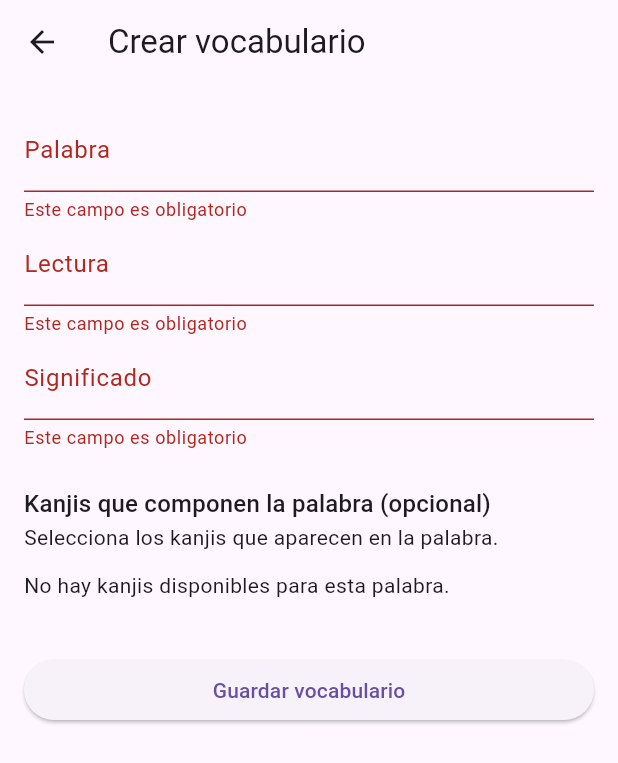
After one commit to davidMV2002/kjstudy, a Flutter app: the Crearvocabularioview screen opened by its route, after a tap on "Guardar vocabulario", on a phone screen of 412 x 824 dp. The commit adds this screen. Shown: the top 763 px of the screen. Run offline on Flutter 3.47's test engine with Material 3 defaults, Android fonts, the phone set to English and light mode, and no system bars; our stand-ins replace cloud_firestore, firebase_auth, firebase_core, google_sign_in; accounts and stored records are empty.

Commit message:
Añadida la lista de vocabulario propio con opcion a añadir nuevos vocabularios

```diff
--- a/lib/AppRoutes.dart
+++ b/lib/AppRoutes.dart
@@ -13,4 +13,7 @@ abstract final class AppRoutes {
   static const busqueda = '/BusquedaView';
   static const misKanjis = '/MisKanjisListView';
   static const crearKanji = '/CrearKanjiView';
+  static const perfilView = '/PerfilView';
+  static const crearVocabulario = '/CrearVocabularioView';
+  static const miVocabulario = '/MiVocabularioListView';
 }
--- a/lib/MyApp.dart
+++ b/lib/MyApp.dart
@@ -1,13 +1,16 @@
 import 'package:flutter/material.dart';
 import 'package:kjstudy/views/BusquedaView.dart';
 import 'package:kjstudy/views/CrearKanjiView.dart';
+import 'package:kjstudy/views/CrearVocabularioView.dart';
 import 'package:kjstudy/views/KanjiDetailView.dart';
 import 'package:kjstudy/views/OnBoardingView.dart';
+import 'package:kjstudy/views/PerfilView.dart';
 import 'package:kjstudy/views/VocabularioDetailView.dart';
 import 'package:kjstudy/views/credenciales/CrearPerfilView.dart';
 import 'package:kjstudy/views/credenciales/LoginView.dart';
 import 'package:kjstudy/views/credenciales/RegisterView.dart';
 import 'package:kjstudy/views/listas/MisKanjisListView.dart';
+import 'package:kjstudy/views/listas/MiVocabularioListView.dart';
 
 import 'AppRoutes.dart';
 import 'views/HomeView.dart';
@@ -38,6 +41,9 @@ class MyApp extends StatelessWidget {
         AppRoutes.busqueda: (context) => Busquedaview(),
         AppRoutes.misKanjis: (context) => Miskanjislistview(),
         AppRoutes.crearKanji: (context) => Crearkanjiview(),
+        AppRoutes.perfilView: (context) => Perfilview(),
+        AppRoutes.crearVocabulario: (context) => Crearvocabularioview(),
+        AppRoutes.miVocabulario: (context) => const MiVocabularioListView(),
       },
       home: const Onboardingview(),
     );
--- a/lib/admin/FirebaseAdmin.dart
+++ b/lib/admin/FirebaseAdmin.dart
@@ -35,6 +35,13 @@ class Firebaseadmin {
 
   CollectionReference<Vocabulario> get vocabulario => db
       .collection('vocabulario')
+      .withConverter<Vocabulario>(
+        fromFirestore: Vocabulario.fromFirestore,
+        toFirestore: (palabra, _) => palabra.toFirestore(),
+      );
+
+  CollectionReference<Vocabulario> get miVocabulario => db
+      .collection('perfil/${fa.currentUser!.uid}/vocabulariopropio')
       .withConverter<Vocabulario>(
         fromFirestore: Vocabulario.fromFirestore,
         toFirestore: (palabra, _) => palabra.toFirestore(),
@@ -84,6 +91,14 @@ class Firebaseadmin {
   Future<Vocabulario?> descargarVocabulario(String id) async =>
       (await vocabulario.doc(id).get()).data();
 
+  Future<void> crearVocabulario(Vocabulario palabra) async {
+    await miVocabulario.add(palabra);
+  }
+
+  Future<List<Vocabulario>> verMiVocabulario() async =>
+      (await miVocabulario.orderBy('fechamodificacion', descending: true).get())
+          .docs.map((doc) => doc.data()).toList();
+
   Future<List<Vocabulario>> verVocabulario() async => (await vocabulario
       .orderBy('fechamodificacion', descending: true)
       .get())
--- a/lib/insLib/BotBarStyle.dart
+++ b/lib/insLib/BotBarStyle.dart
@@ -21,9 +21,8 @@ class Botbarstyle extends StatelessWidget{
       }
 
       case 2:{
-        debugPrint("PROXIMAMENTE");
-        //Dataholder.instance.iBarIndex = index;
-        //Navigator.popAndPushNamed(context, "/XXX");
+        Dataholder.instance.iBarIndex = index;
+        Navigator.popAndPushNamed(context, AppRoutes.perfilView);
       }
     }
   }
--- /dev/null
+++ b/lib/views/CrearVocabularioView.dart
@@ -0,0 +1,137 @@
+import 'package:flutter/material.dart';
+
+import '../admin/FirebaseAdmin.dart';
+import '../objects/Kanji.dart';
+import '../objects/Vocabulario.dart';
+
+class Crearvocabularioview extends StatefulWidget {
+  const Crearvocabularioview({super.key});
+
+  @override
+  State<Crearvocabularioview> createState() => _CrearvocabularioviewState();
+}
+
+class _CrearvocabularioviewState extends State<Crearvocabularioview> {
+  final _form = GlobalKey<FormState>();
+  final _palabra = TextEditingController();
+  final _lectura = TextEditingController();
+  final _significado = TextEditingController();
+  final _admin = Firebaseadmin();
+  final Set<String> _kanjiIds = {};
+  late Future<List<Kanji>> _kanjis = _admin.verKanjisParaBusqueda();
+  bool _guardando = false;
+
+  @override
+  void dispose() {
+    _palabra.dispose();
+    _lectura.dispose();
+    _significado.dispose();
+    super.dispose();
+  }
+
+  Future<void> _guardar() async {
+    if (!_form.currentState!.validate()) return;
+    setState(() => _guardando = true);
+    try {
+      await _admin.crearVocabulario(Vocabulario(
+        palabra: _palabra.text.trim(),
+        lectura: _lectura.text.trim(),
+        significado: _significado.text.trim(),
+        kanjiIds: _kanjiIds.toList(),
+        fechaModificacion: DateTime.now(),
+      ));
+      if (!mounted) return;
+      Navigator.pop(context, true);
+    } catch (_) {
+      if (!mounted) return;
+      ScaffoldMessenger.of(context).showSnackBar(
+        const SnackBar(content: Text('No se ha podido guardar el vocabulario. Inténtalo de nuevo.')),
+      );
+    } finally {
+      if (mounted) setState(() => _guardando = false);
+    }
+  }
+
+  String? _obligatorio(String? valor) =>
+      valor == null || valor.trim().isEmpty ? 'Este campo es obligatorio' : null;
+
+  @override
+  Widget build(BuildContext context) {
+    return Scaffold(
+      appBar: AppBar(title: const Text('Crear vocabulario')),
+      body: Form(
+        key: _form,
+        child: ListView(
+          padding: const EdgeInsets.all(16),
+          children: [
+            TextFormField(
+              controller: _palabra,
+              decoration: const InputDecoration(labelText: 'Palabra'),
+              validator: _obligatorio,
+              onChanged: (_) => setState(() => _kanjiIds.clear()),
+            ),
+            TextFormField(
+              controller: _lectura,
+              decoration: const InputDecoration(labelText: 'Lectura'),
+              validator: _obligatorio,
+            ),
+            TextFormField(
+              controller: _significado,
+              decoration: const InputDecoration(labelText: 'Significado'),
+              validator: _obligatorio,
+            ),
+            const SizedBox(height: 24),
+            Text('Kanjis que componen la palabra (opcional)',
+                style: Theme.of(context).textTheme.titleMedium),
+            const Text('Selecciona los kanjis que aparecen en la palabra.'),
+            FutureBuilder<List<Kanji>>(
+              future: _kanjis,
+              builder: (context, snapshot) {
+                if (snapshot.hasError) {
+                  return TextButton(
+                    onPressed: () => setState(() => _kanjis = _admin.verKanjisParaBusqueda()),
+                    child: const Text('No se han podido cargar los kanjis. Reintentar'),
+                  );
+                }
+                if (!snapshot.hasData) {
+                  return const Padding(
+                    padding: EdgeInsets.all(16),
+                    child: Center(child: CircularProgressIndicator()),
+                  );
+                }
+                final disponibles = snapshot.data!.where((kanji) =>
+                    kanji.id != null && _palabra.text.contains(kanji.caracter) && kanji.caracter.isNotEmpty).toList();
+                if (disponibles.isEmpty) {
+                  return const Padding(
+                    padding: EdgeInsets.symmetric(vertical: 12),
+                    child: Text('No hay kanjis disponibles para esta palabra.'),
+                  );
+                }
+                return Column(
+                  children: disponibles.map((kanji) => CheckboxListTile(
+                    value: _kanjiIds.contains(kanji.id),
+                    title: Text('${kanji.caracter} — ${kanji.significado}'),
+                    onChanged: _guardando ? null : (seleccionado) {
+                      setState(() {
+                        if (seleccionado == true) {
+                          _kanjiIds.add(kanji.id!);
+                        } else {
+                          _kanjiIds.remove(kanji.id);
+                        }
+                      });
+                    },
+                  )).toList(),
+                );
+              },
+            ),
+            const SizedBox(height: 24),
+            ElevatedButton(
+              onPressed: _guardando ? null : _guardar,
+              child: Text(_guardando ? 'Guardando…' : 'Guardar vocabulario'),
+            ),
+          ],
+        ),
+      ),
+    );
+  }
+}
--- a/lib/views/HomeView.dart
+++ b/lib/views/HomeView.dart
@@ -50,6 +50,10 @@ class HomeView extends StatelessWidget {
                 Navigator.pushNamed(context, AppRoutes.misKanjis),
             child: const Text('Mis Kanjis'),
           ),
+          TextButton(
+            onPressed: () => Navigator.pushNamed(context, AppRoutes.miVocabulario),
+            child: const Text('Mi vocabulario'),
+          ),
           TextButton(onPressed: cerrarSesion, child: Text("Cerrar Sesion")),
         ],
       ),
--- /dev/null
+++ b/lib/views/listas/MiVocabularioListView.dart
@@ -0,0 +1,78 @@
+import 'package:flutter/material.dart';
+
+import '../../AppRoutes.dart';
+import '../../DataHolder.dart';
+import '../../admin/FirebaseAdmin.dart';
+import '../../insLib/BotBarStyle.dart';
+import '../../objects/Vocabulario.dart';
+
+class MiVocabularioListView extends StatefulWidget {
+  const MiVocabularioListView({super.key});
+
+  @override
+  State<MiVocabularioListView> createState() => _MiVocabularioListViewState();
+}
+
+class _MiVocabularioListViewState extends State<MiVocabularioListView> {
+  final _admin = Firebaseadmin();
+  late Future<List<Vocabulario>> _vocabulario = _admin.verMiVocabulario();
+
+  @override
+  Widget build(BuildContext context) {
+    return Scaffold(
+      appBar: AppBar(title: const Text('Mi vocabulario')),
+      body: FutureBuilder<List<Vocabulario>>(
+        future: _vocabulario,
+        builder: (context, snapshot) {
+          if (snapshot.hasError) {
+            return const Center(child: Text('No se ha podido cargar tu vocabulario.'));
+          }
+          if (!snapshot.hasData) {
+            return const Center(child: CircularProgressIndicator());
+          }
+          final palabras = snapshot.data!;
+          if (palabras.isEmpty) {
+            return const Center(child: Text('Todavía no tienes vocabulario propio.'));
+          }
+          return ListView.builder(
+            padding: const EdgeInsets.all(16),
+            itemCount: palabras.length,
+            itemBuilder: (context, index) {
+              final palabra = palabras[index];
+              return Card(
+                margin: const EdgeInsets.only(bottom: 12),
+                child: ListTile(
+                  title: Text(palabra.palabra,
+                      style: const TextStyle(fontSize: 24, fontWeight: FontWeight.bold)),
+                  subtitle: Padding(
+                    padding: const EdgeInsets.only(top: 4),
+                    child: Column(
+                      crossAxisAlignment: CrossAxisAlignment.start,
+                      mainAxisSize: MainAxisSize.min,
+                      children: [Text(palabra.lectura), const SizedBox(height: 2), Text(palabra.significado)],
+                    ),
+                  ),
+                  onTap: () {
+                    Dataholder.instance.vocabulario = palabra;
+                    Navigator.pushNamed(context, AppRoutes.vocabularioDetail);
+                  },
+                ),
+              );
+            },
+          );
+        },
+      ),
+      floatingActionButton: FloatingActionButton(
+        onPressed: () async {
+          final creado = await Navigator.pushNamed(context, AppRoutes.crearVocabulario);
+          if (creado == true && mounted) {
+            setState(() => _vocabulario = _admin.verMiVocabulario());
+          }
+        },
+        tooltip: 'Crear vocabulario',
+        child: const Icon(Icons.add),
+      ),
+      bottomNavigationBar: Botbarstyle(iBarIndex: Dataholder.instance.iBarIndex),
+    );
+  }
+}
--- a/lib/views/listas/VocabularioListView.dart
+++ b/lib/views/listas/VocabularioListView.dart
@@ -16,7 +16,7 @@ class _VocabularioListViewState extends State<VocabularioListView> {
   late BuildContext miContext;
   Dataholder dh = Dataholder.instance;
 
-  late final Future<List<Vocabulario>> _vocabulario = Firebaseadmin().verVocabulario();
+  late Future<List<Vocabulario>> _vocabulario = Firebaseadmin().verVocabulario();
 
   @override
   Widget build(BuildContext context) {
```
Also changed, not shown: lib/views/PerfilView.dart (+6 -2 lines).
